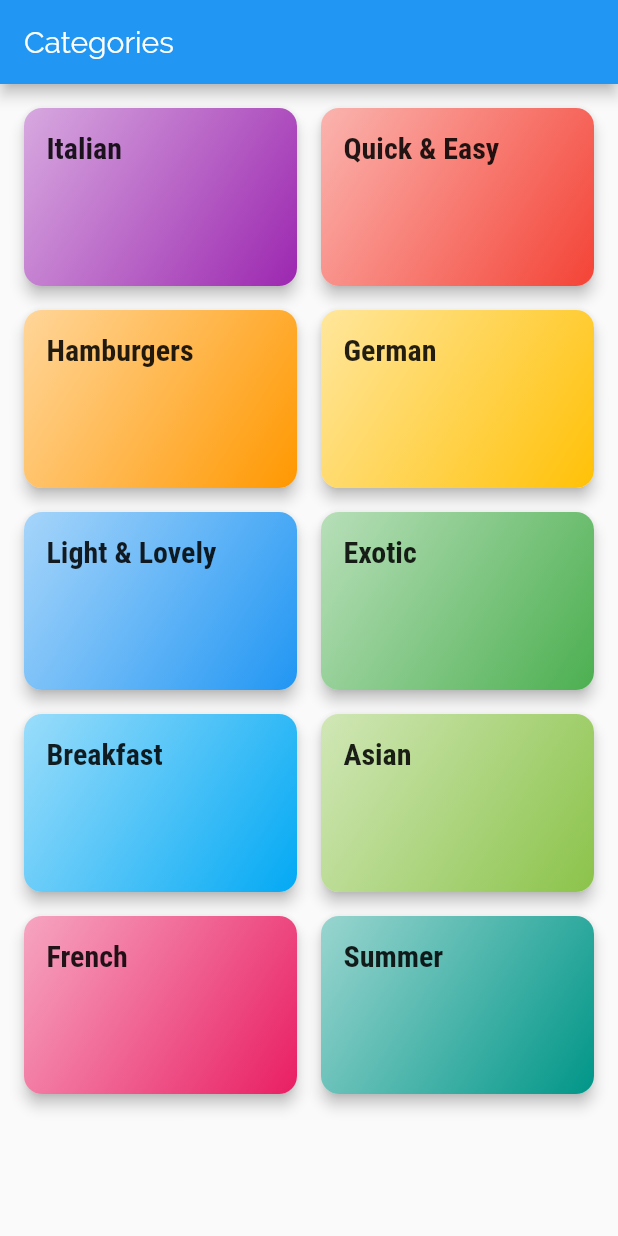
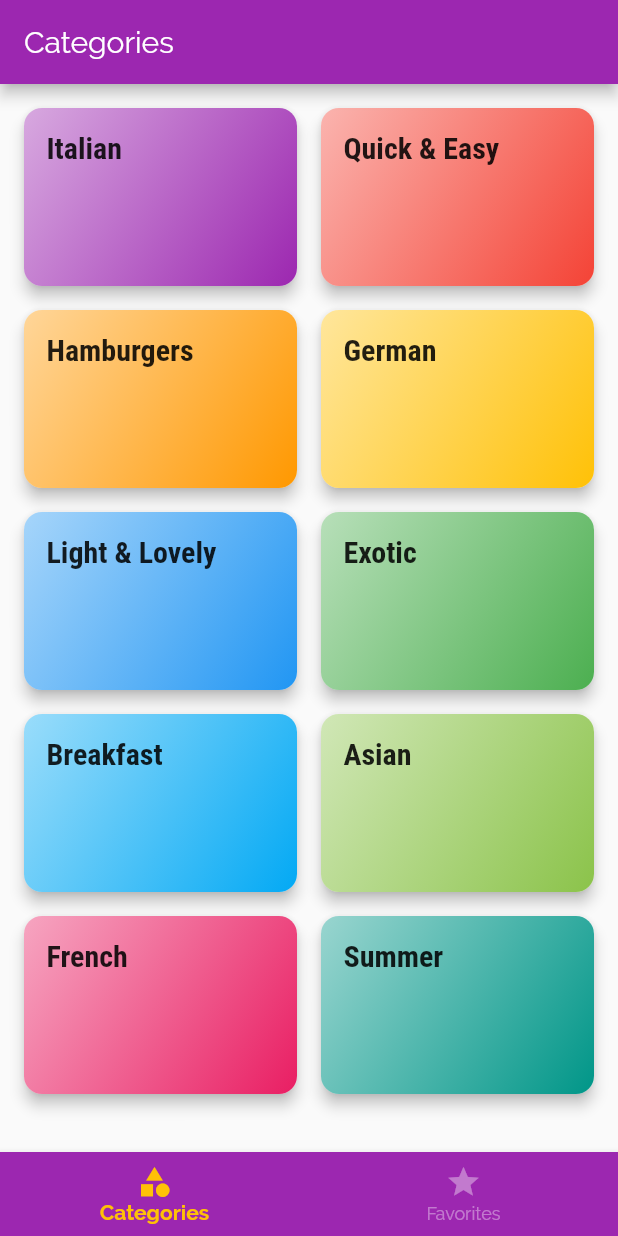
Before and after one commit to Reyst/meals_udemy, a Flutter app: the screen it shows after launch, on a phone screen of 412 x 824 dp. Run offline on Flutter 3.47's test engine with Material 2 defaults, Android fonts, the phone set to English and light mode, and no system bars.

Commit message:
add a bottom navigation bar

```diff
--- a/lib/main.dart
+++ b/lib/main.dart
@@ -12,7 +12,8 @@ class MyApp extends StatelessWidget {
     return MaterialApp(
       title: 'Meals App',
       theme: ThemeData(
-        primarySwatch: Colors.blue,
+        primarySwatch: Colors.purple,
+        accentColor: Colors.amber,
         visualDensity: VisualDensity.adaptivePlatformDensity,
         fontFamily: 'Raleway',
         textTheme: ThemeData.light().textTheme.copyWith(
@@ -24,6 +25,16 @@ class MyApp extends StatelessWidget {
               bodyText1: TextStyle(color: Color.fromRGBO(20, 51, 51, 1)),
               bodyText2: TextStyle(color: Color.fromRGBO(20, 51, 51, 1)),
             ),
+//        bottomNavigationBarTheme: ThemeData.light().bottomNavigationBarTheme.copyWith(
+//              elevation: 4,
+//              backgroundColor: Theme.of(context).primaryColor,//Colors.blue,
+//              unselectedItemColor: Colors.white38,
+//              selectedItemColor: Theme.of(context).accentColor,
+////              showUnselectedLabels: true,
+//              selectedLabelStyle: TextStyle(fontWeight: FontWeight.bold),
+////              selectedIconTheme: IconThemeData(color: Colors.white, opacity: 1, size: 24),
+////              unselectedIconTheme: IconThemeData(color: Colors.black87, opacity: 1, size: 24),
+//            ),
       ),
 //      home: CategoryScreen(),
 //      initialRoute: "/", // this parameter is used instead of 'home'
--- a/lib/route_table.dart
+++ b/lib/route_table.dart
@@ -1,12 +1,13 @@
 import 'package:flutter/material.dart';
 
+import 'screens/bottom_tabs_screen.dart';
 import 'screens/meal_detail_screen.dart';
-import 'screens/category_screen.dart';
+//import 'screens/category_screen.dart';
 import 'screens/category_recipes_screen.dart';
 
 abstract class RouteProvider {
   static Map<String, WidgetBuilder> routes = {
-    "/": (ctx) => CategoryScreen(),
+    "/": (ctx) => BottomTabsScreen(), //CategoryScreen(),
     CategoryRecipesScreen.ROUTE_NAME: (ctx) => CategoryRecipesScreen.forNavigation(ctx),
     MealDetailScreen.ROUTE_NAME: (ctx) => MealDetailScreen.forNavigation(ctx)
   };
--- /dev/null
+++ b/lib/screens/bottom_tabs_screen.dart
@@ -0,0 +1,65 @@
+import 'package:flutter/material.dart';
+
+import 'category_screen.dart';
+
+class BottomTabsScreen extends StatefulWidget {
+  @override
+  _BottomTabsScreenState createState() => _BottomTabsScreenState();
+}
+
+class _BottomTabsScreenState extends State<BottomTabsScreen> {
+  int _currentIndex = 0;
+
+  final pages = const [
+    Page(
+      title: 'Categories',
+      screen: CategoryScreen(),
+      tab: BottomNavigationBarItem(
+        icon: Icon(Icons.category),
+        title: Text('Categories'),
+      ),
+    ),
+    Page(
+      title: 'Your favorite meals',
+      screen: const Center(child: const Text("Favorites")),
+      tab: BottomNavigationBarItem(
+        icon: Icon(Icons.star),
+        title: Text('Favorites'),
+      ),
+    ),
+  ];
+
+  @override
+  Widget build(BuildContext context) {
+    return Scaffold(
+      appBar: AppBar(title: Text(pages[_currentIndex].title)),
+      bottomNavigationBar: BottomNavigationBar(
+        items: pages.map((item) => item.tab).toList(),
+        onTap: _switchTo,
+        currentIndex: _currentIndex,
+        backgroundColor: Theme.of(context).primaryColor,
+        unselectedItemColor: Colors.white38,
+        selectedItemColor: Theme.of(context).accentColor,
+        selectedLabelStyle: TextStyle(fontWeight: FontWeight.bold),
+        elevation: 4,
+      ),
+      body: pages[_currentIndex].screen,
+    );
+  }
+
+  void _switchTo(int value) {
+    if (value != _currentIndex) setState(() => _currentIndex = value);
+  }
+}
+
+class Page {
+  final String title;
+  final BottomNavigationBarItem tab;
+  final Widget screen;
+
+  const Page({
+    @required this.title,
+    @required this.tab,
+    @required this.screen,
+  });
+}
--- a/lib/screens/category_screen.dart
+++ b/lib/screens/category_screen.dart
@@ -6,11 +6,11 @@ import '../widgets/category_item.dart';
 class CategoryScreen extends StatelessWidget {
   @override
   Widget build(BuildContext context) {
-    return Scaffold(
+    return /*Scaffold(
       appBar: AppBar(
         title: const Text("Categories"),
       ),
-      body: GridView(
+      body: */ GridView(
         padding: const EdgeInsets.all(12),
         children: DataProvider.DUMMY_CATEGORIES
             .map(
@@ -27,7 +27,9 @@ class CategoryScreen extends StatelessWidget {
           crossAxisSpacing: 8,
           mainAxisSpacing: 8,
         ),
-      ),
+//      ),
     );
   }
+
+  const CategoryScreen();
 }
```
